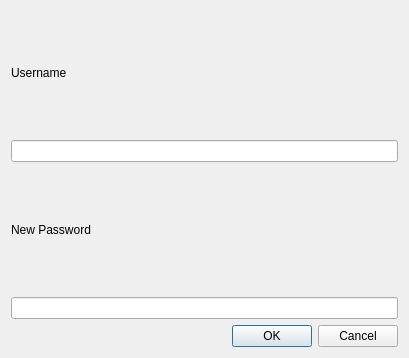
This is forgetpasswordwindow.ui in AP-projects-4001/- as Qt 5 draws it before an edit. The edited form follows.
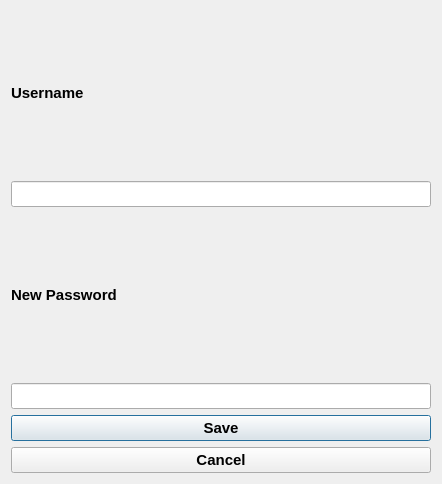
This is the edited form.

```diff
--- a/forgetpasswordwindow.ui
+++ b/forgetpasswordwindow.ui
@@ -6,8 +6,8 @@
    <rect>
     <x>0</x>
     <y>0</y>
-    <width>409</width>
-    <height>358</height>
+    <width>442</width>
+    <height>484</height>
    </rect>
   </property>
   <property name="windowTitle">
@@ -16,31 +16,83 @@
   <layout class="QVBoxLayout" name="verticalLayout">
    <item>
     <widget class="QLabel" name="label_2">
+     <property name="font">
+      <font>
+       <pointsize>11</pointsize>
+       <weight>75</weight>
+       <bold>true</bold>
+       <underline>false</underline>
+       <strikeout>false</strikeout>
+      </font>
+     </property>
      <property name="text">
       <string>Username</string>
      </property>
     </widget>
    </item>
    <item>
-    <widget class="QLineEdit" name="username_line"/>
+    <widget class="QLineEdit" name="username_line">
+     <property name="font">
+      <font>
+       <pointsize>11</pointsize>
+      </font>
+     </property>
+    </widget>
    </item>
    <item>
     <widget class="QLabel" name="label">
+     <property name="enabled">
+      <bool>true</bool>
+     </property>
+     <property name="font">
+      <font>
+       <pointsize>11</pointsize>
+       <weight>75</weight>
+       <bold>true</bold>
+      </font>
+     </property>
      <property name="text">
       <string>New Password</string>
      </property>
+     <property name="wordWrap">
+      <bool>false</bool>
+     </property>
     </widget>
    </item>
    <item>
-    <widget class="QLineEdit" name="newpassword_line"/>
+    <widget class="QLineEdit" name="newpassword_line">
+     <property name="font">
+      <font>
+       <pointsize>11</pointsize>
+      </font>
+     </property>
+    </widget>
    </item>
    <item>
-    <widget class="QDialogButtonBox" name="buttonBox">
-     <property name="orientation">
-      <enum>Qt::Horizontal</enum>
+    <widget class="QPushButton" name="save_button">
+     <property name="font">
+      <font>
+       <pointsize>11</pointsize>
+       <weight>75</weight>
+       <bold>true</bold>
+      </font>
      </property>
-     <property name="standardButtons">
-      <set>QDialogButtonBox::Cancel|QDialogButtonBox::Ok</set>
+     <property name="text">
+      <string>Save</string>
+     </property>
+    </widget>
+   </item>
+   <item>
+    <widget class="QPushButton" name="cancel_button">
+     <property name="font">
+      <font>
+       <pointsize>11</pointsize>
+       <weight>75</weight>
+       <bold>true</bold>
+      </font>
+     </property>
+     <property name="text">
+      <string>Cancel</string>
      </property>
     </widget>
    </item>
```
